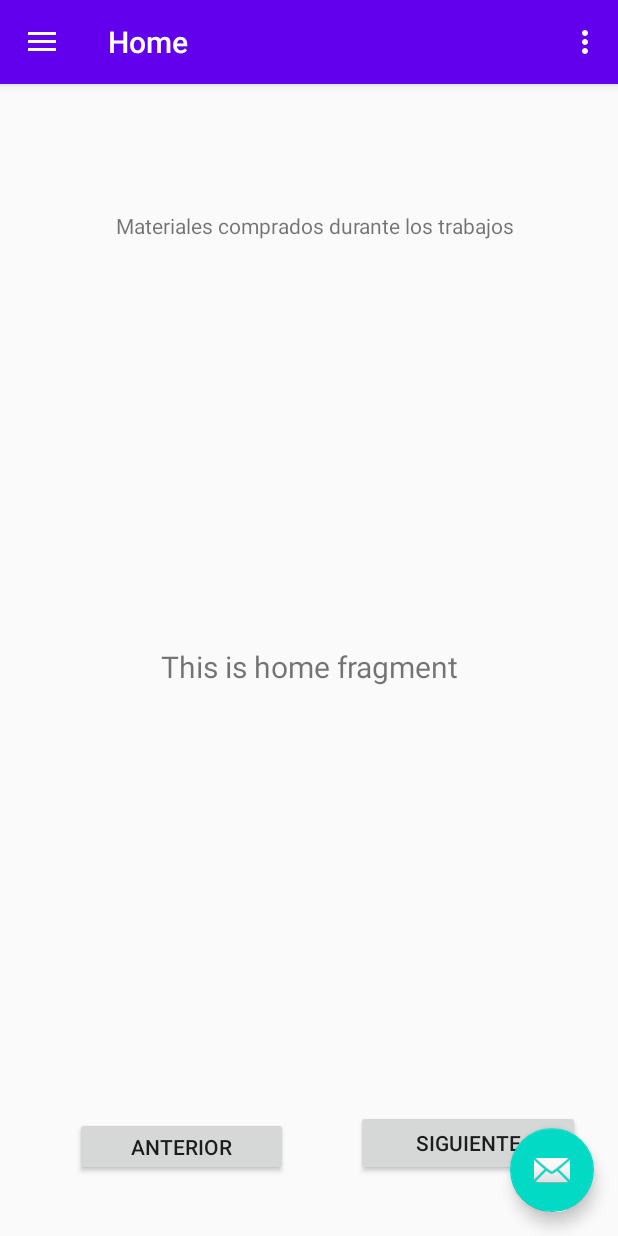
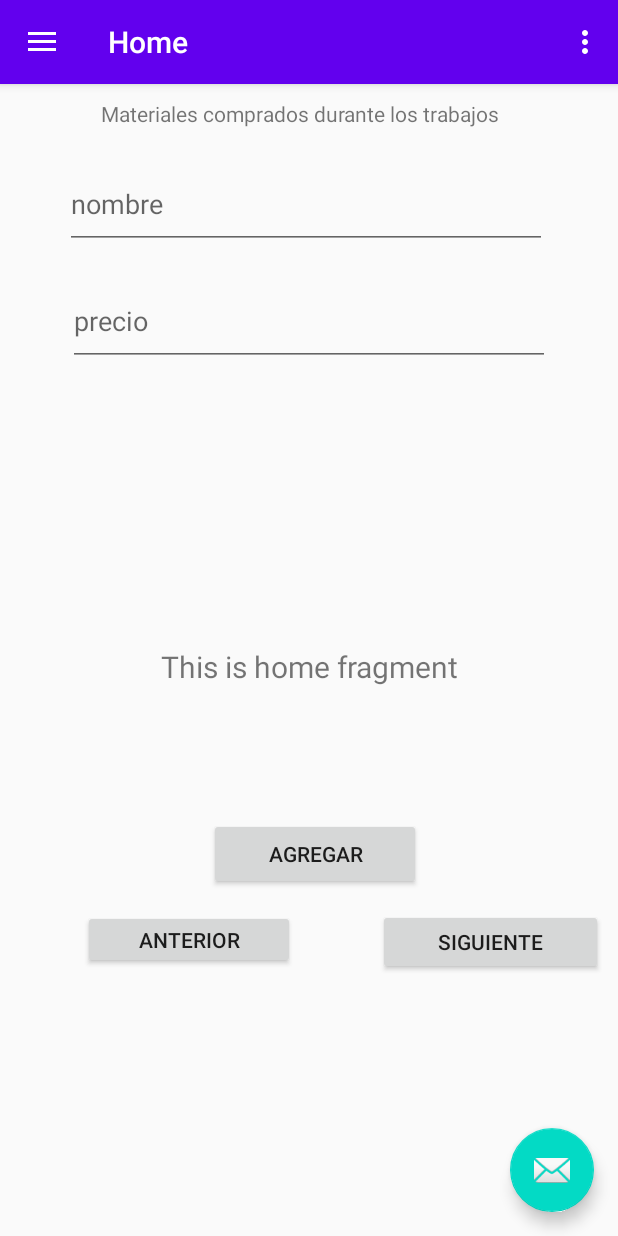
Before and after one commit to Witto-ops/prueba, an Android app: the fragment planillaFragment3 placed in its activity, on a phone screen of 412 x 824 dp. Run offline under Robolectric (Android 15) with nearby library versions, the light colour scheme and no system bars; our stand-ins replace navigation-ui.

Commit message:
planilla listar objeto
fragment 3-4-5

```diff
--- a/proyecto/app/src/main/res/layout/planilla_fragment3_fragment.xml
+++ b/proyecto/app/src/main/res/layout/planilla_fragment3_fragment.xml
@@ -2,8 +2,10 @@
 <RelativeLayout xmlns:android="http://schemas.android.com/apk/res/android"
     xmlns:tools="http://schemas.android.com/tools"
     android:layout_width="match_parent"
-    android:layout_height="match_parent"
+    android:layout_height="651dp"
+    android:orientation="vertical"
     tools:context=".ui.fragments.planillaFragment3">
+
 
     <TextView
         android:id="@+id/textView17"
@@ -11,9 +13,57 @@
         android:layout_height="wrap_content"
         android:layout_alignParentEnd="true"
         android:layout_alignParentBottom="true"
-        android:layout_marginEnd="69dp"
-        android:layout_marginBottom="664dp"
+        android:layout_marginEnd="79dp"
+        android:layout_marginBottom="622dp"
         android:text="Materiales comprados durante los trabajos" />
+
+    <EditText
+        android:id="@+id/txtnombre"
+        android:layout_width="321dp"
+        android:layout_height="60dp"
+        android:layout_alignParentEnd="true"
+        android:layout_alignParentBottom="true"
+        android:layout_marginEnd="47dp"
+        android:layout_marginBottom="541dp"
+        android:hint="nombre" />
+
+    <EditText
+        android:id="@+id/txtprecio"
+        android:layout_width="321dp"
+        android:layout_height="60dp"
+        android:layout_alignParentEnd="true"
+        android:layout_alignParentBottom="true"
+        android:layout_marginEnd="45dp"
+        android:layout_marginBottom="463dp"
+        android:hint="precio" />
+
+    <ListView
+        android:id="@+id/lista"
+        android:layout_width="325dp"
+        android:layout_height="240dp"
+        android:layout_alignParentEnd="true"
+        android:layout_alignParentBottom="true"
+        android:layout_marginEnd="38dp"
+        android:layout_marginBottom="196dp"
+        android:cacheColorHint="#000000"
+        android:textFilterEnabled="false" />
+
+
+    <Button
+        android:id="@+id/btnagregar"
+        android:layout_width="match_parent"
+        android:layout_height="wrap_content"
+        android:layout_alignParentStart="true"
+        android:layout_alignParentLeft="true"
+        android:layout_alignParentEnd="true"
+        android:layout_alignParentRight="true"
+        android:layout_alignParentBottom="true"
+        android:layout_marginStart="139dp"
+        android:layout_marginLeft="139dp"
+        android:layout_marginEnd="131dp"
+        android:layout_marginRight="131dp"
+        android:layout_marginBottom="114dp"
+        android:text="Agregar" />
 
     <Button
         android:id="@+id/button6"
@@ -24,11 +74,11 @@
         android:layout_alignParentEnd="true"
         android:layout_alignParentRight="true"
         android:layout_alignParentBottom="true"
-        android:layout_marginStart="237dp"
-        android:layout_marginLeft="237dp"
-        android:layout_marginEnd="25dp"
-        android:layout_marginRight="25dp"
-        android:layout_marginBottom="40dp"
+        android:layout_marginStart="252dp"
+        android:layout_marginLeft="252dp"
+        android:layout_marginEnd="10dp"
+        android:layout_marginRight="10dp"
+        android:layout_marginBottom="57dp"
         android:text="Siguiente" />
 
     <Button
@@ -40,11 +90,12 @@
         android:layout_alignParentEnd="true"
         android:layout_alignParentRight="true"
         android:layout_alignParentBottom="true"
-        android:layout_marginStart="50dp"
-        android:layout_marginLeft="50dp"
-        android:layout_marginEnd="220dp"
-        android:layout_marginRight="220dp"
-        android:layout_marginBottom="40dp"
+        android:layout_marginStart="55dp"
+        android:layout_marginLeft="55dp"
+        android:layout_marginEnd="215dp"
+        android:layout_marginRight="215dp"
+        android:layout_marginBottom="61dp"
         android:text="Anterior" />
 
+
 </RelativeLayout>
```
Also changed, not shown: proyecto/app/src/main/res/layout/planilla_fragment4_fragment.xml (+59 -11 lines), proyecto/app/src/main/res/layout/planilla_fragment5_fragment.xml (+62 -13 lines).
